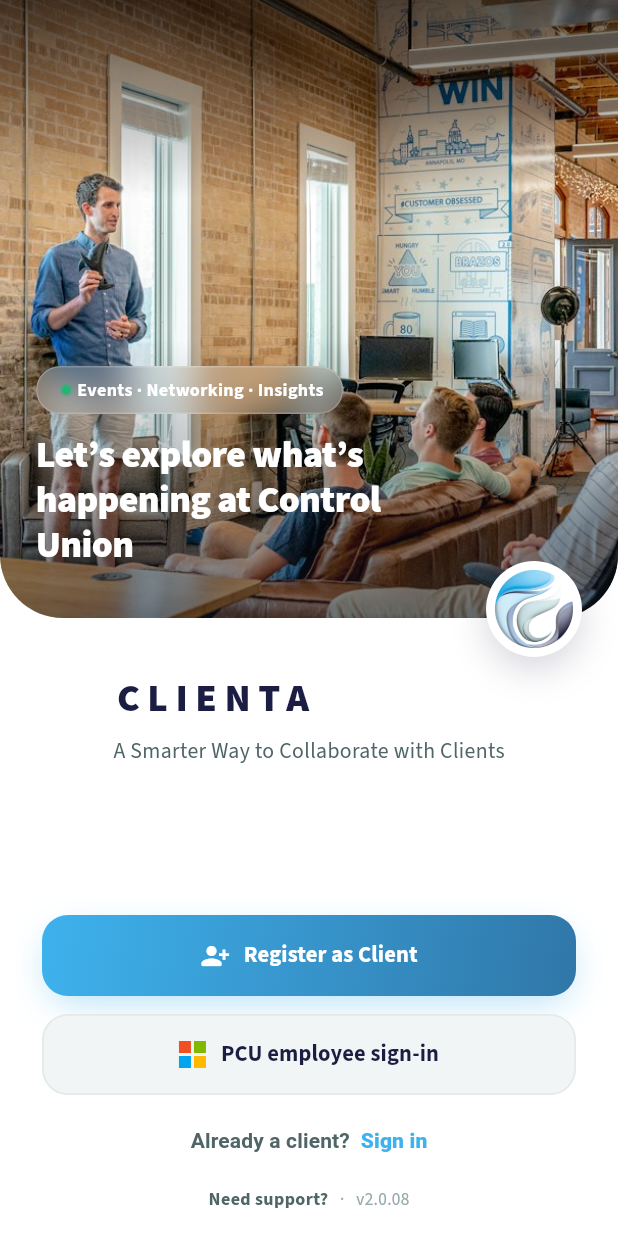
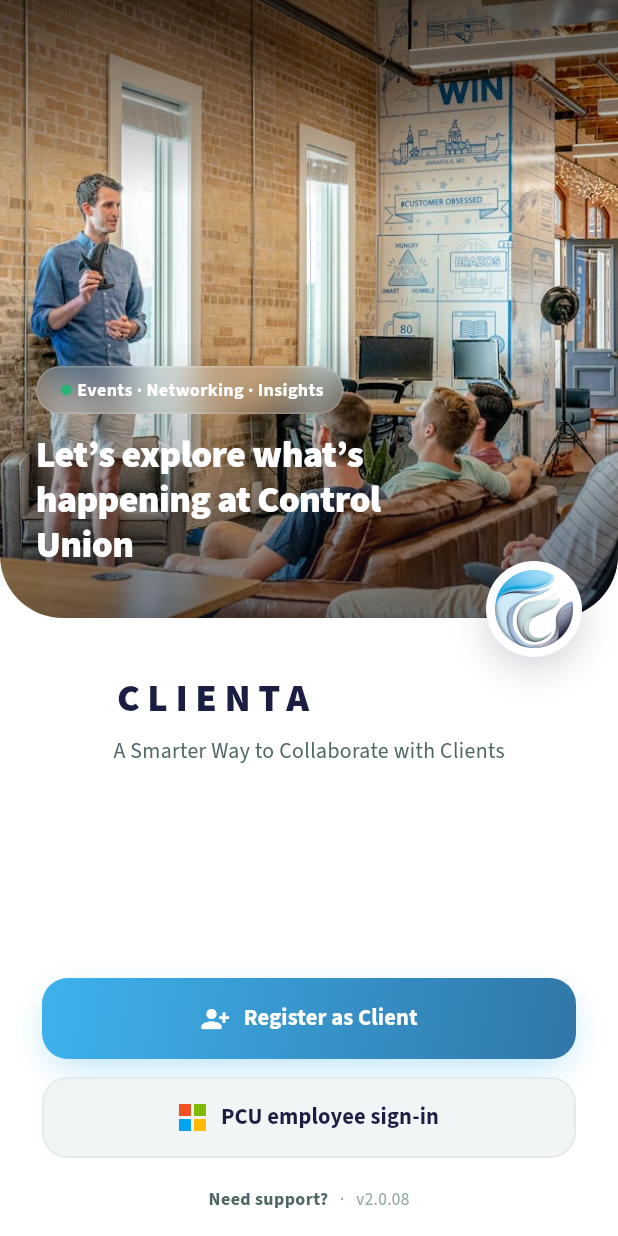
Before and after one commit to Nisal2522/CLIENTA, a Flutter app: the WelcomeScreen screen opened directly, on a phone screen of 412 x 824 dp. Run offline on Flutter 3.47's test engine with Material 3 defaults, Android fonts, the phone set to English and light mode, and no system bars; accounts and stored records are empty; project files that could hold a hidden picture were left out.

Commit message:
minor chsnges

```diff
--- a/clienta_app/lib/features/auth/welcome_screen.dart
+++ b/clienta_app/lib/features/auth/welcome_screen.dart
@@ -4,7 +4,6 @@ import '../../core/app_state.dart';
 import '../../core/widgets/widgets.dart';
 import '../shell/main_shell.dart';
 import 'register_screen.dart';
-import 'sign_in_screen.dart';
 import 'auth_scaffold.dart';
 
 /// Signs the user in and opens the app.
@@ -154,23 +153,7 @@ class WelcomeScreen extends StatelessWidget {
                     index: 5,
                     child: const EmployeeSignInButton(),
                   ),
-                  const SizedBox(height: 6),
-                  FadeSlideIn(
-                    index: 6,
-                    child: TextButton(
-                      onPressed: () => push(context, const SignInScreen()),
-                      child: Text.rich(
-                        TextSpan(
-                          style: TextStyle(color: pal.textMuted, fontSize: 14),
-                          children: const [
-                            TextSpan(text: 'Already a client?  '),
-                            TextSpan(text: 'Sign in', style: TextStyle(color: AppColors.blue, fontWeight: FontWeight.w800)),
-                          ],
-                        ),
-                      ),
-                    ),
-                  ),
-                  const SizedBox(height: 6),
+                  const SizedBox(height: 18),
                   FadeSlideIn(
                     index: 7,
                     child: Column(
--- a/clienta_app/lib/features/events/event_card.dart
+++ b/clienta_app/lib/features/events/event_card.dart
@@ -224,8 +224,8 @@ class EventListCard extends StatelessWidget {
             child: Column(
               crossAxisAlignment: CrossAxisAlignment.start,
               children: [
-                if (e.isLive || e.isPast) ...[
-                  if (e.isLive) const LiveBadge(compact: true) else const TagChip(label: 'Past', small: true, color: AppColors.steel),
+                if (e.isLive) ...[
+                  const LiveBadge(compact: true),
                   const SizedBox(height: 8),
                 ],
                 Text(e.title, maxLines: 2, overflow: TextOverflow.ellipsis, style: context.tt.titleMedium),
```
Also changed, not shown: clienta_app/lib/core/widgets/cards.dart (+5 -2 lines), clienta_app/lib/features/events/event_dashboard_screen.dart (+25 -19 lines), clienta_app/lib/features/services/knowledge_hub_screen.dart (+0 -13 lines).
